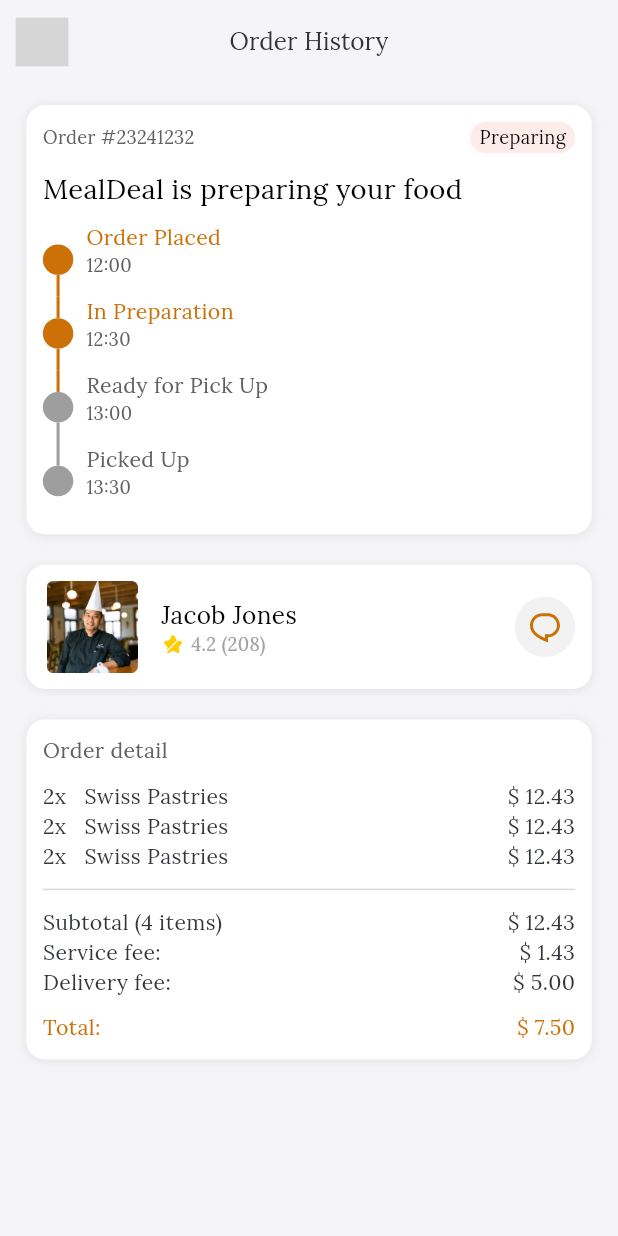
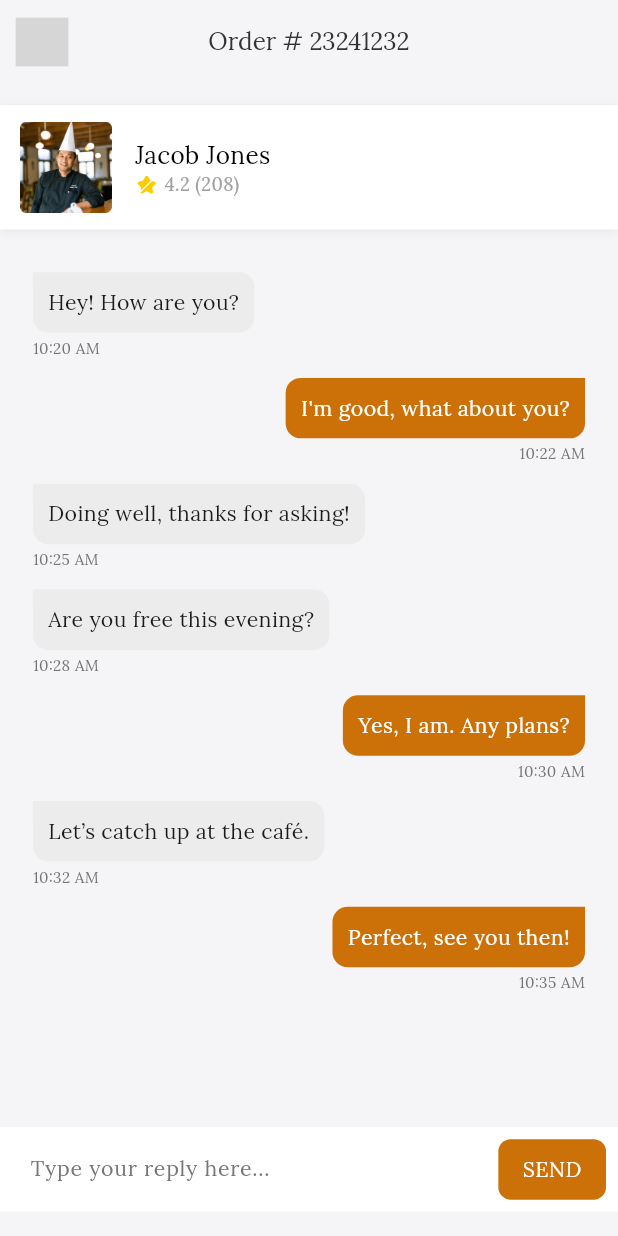
Before and after one commit to sparktechagency/meal_deal_app, a Flutter app: the OrderHistoryScreen screen opened by its route, after a tap on an icon or button, on a phone screen of 412 x 824 dp. Run offline on Flutter 3.47's test engine with Material 3 defaults, Android fonts, the phone set to English and light mode, and no system bars; our stand-ins replace cached_network_image, chat_bubbles, connectivity_plus, curved_labeled_navigation_bar, flutter_screenutil, flutter_spinkit and 18 more; missing offline and left inert: flutter_stripe, mime_type, rating_summary; accounts and stored records are empty; network calls fail; project files that could hold a hidden picture were left out; grey boxes are pictures that could not be loaded.

Commit message:
................

```diff
--- a/lib/feature/home/user/card/checkout_screen.dart
+++ b/lib/feature/home/user/card/checkout_screen.dart
@@ -2,6 +2,7 @@ import 'package:flutter/material.dart';
 import 'package:flutter_screenutil/flutter_screenutil.dart';
 import 'package:get/get.dart';
 import 'package:meal_deal_app/app/utils/app_colors.dart';
+import 'package:meal_deal_app/controllers/payment/payment_controller.dart';
 import 'package:meal_deal_app/routes/app_routes.dart';
 import '../../../../custom_assets/assets.gen.dart';
 import '../../../../widgets/widgets.dart';
@@ -87,7 +88,8 @@ class CheckoutScreen extends StatelessWidget {
               SizedBox(height: 16.h),
               CustomContainer(
                 onTap: (){
-                  Get.toNamed(AppRoutes.oderHistoryScreen);
+                  PaymentController().makePayment(price: '100');
+                 // Get.toNamed(AppRoutes.oderHistoryScreen);
                 },
                 paddingAll: 14.r,
                 color: AppColors.primaryColor,
--- a/lib/feature/home/user/card/oder_history_screen.dart
+++ b/lib/feature/home/user/card/oder_history_screen.dart
@@ -1,5 +1,7 @@
 import 'package:flutter/material.dart';
 import 'package:flutter_screenutil/flutter_screenutil.dart';
+import 'package:get/get.dart';
+import 'package:meal_deal_app/routes/app_routes.dart';
 import 'package:timelines_plus/timelines_plus.dart';
 import '../../../../app/utils/app_colors.dart';
 import '../../../../widgets/widgets.dart';
@@ -11,7 +13,9 @@ class OrderHistoryScreen extends StatelessWidget {
   @override
   Widget build(BuildContext context) {
     return CustomScaffold(
-      appBar: CustomAppBar(title: 'Order History'),
+      appBar: CustomAppBar(title: 'Order History',backAction: (){
+        Get.offAllNamed(AppRoutes.userBottomNavBar);
+      }),
       body: SingleChildScrollView(
         child: Column(
           children: [
@@ -68,7 +72,9 @@ class OrderHistoryScreen extends StatelessWidget {
             ),
 
             /// Cook section
-            CartSectionCookWidget(chatAction: () {}),
+            CartSectionCookWidget(chatAction: () {
+              Get.toNamed(AppRoutes.chatInboxScreen);
+            }),
 
             /// Order detail section
             CustomContainer(
--- /dev/null
+++ b/lib/feature/home/user/chat/chat_inbox_screen.dart
@@ -0,0 +1,94 @@
+import 'package:flutter/material.dart';
+import 'package:flutter_screenutil/flutter_screenutil.dart';
+import 'package:meal_deal_app/app/utils/app_colors.dart';
+import 'package:meal_deal_app/feature/home/widgets/cart_section_cook_widget.dart';
+import 'package:meal_deal_app/widgets/chat_card.dart';
+import 'package:meal_deal_app/widgets/widgets.dart';
+
+class ChatInboxScreen extends StatefulWidget {
+  const ChatInboxScreen({super.key});
+
+  @override
+  State<ChatInboxScreen> createState() => _ChatInboxScreenState();
+}
+
+class _ChatInboxScreenState extends State<ChatInboxScreen> {
+  final TextEditingController _messageController = TextEditingController();
+
+  /// Dummy Chat List
+  final List<Map<String, dynamic>> _dummyMessages = [
+    {"text": "Hey! How are you?", "time": "10:20 AM", "isMe": false},
+    {"text": "I'm good, what about you?", "time": "10:22 AM", "isMe": true},
+    {
+      "text": "Doing well, thanks for asking!",
+      "time": "10:25 AM",
+      "isMe": false,
+    },
+    {"text": "Are you free this evening?", "time": "10:28 AM", "isMe": false},
+    {"text": "Yes, I am. Any plans?", "time": "10:30 AM", "isMe": true},
+    {"text": "Let’s catch up at the café.", "time": "10:32 AM", "isMe": false},
+    {"text": "Perfect, see you then!", "time": "10:35 AM", "isMe": true},
+  ];
+
+  @override
+  Widget build(BuildContext context) {
+    return CustomScaffold(
+      paddingSide: 0,
+      appBar: CustomAppBar(title: 'Order # 23241232'),
+      body: Column(
+        children: [
+          CartSectionCookWidget(radiusAll: 0),
+          Expanded(
+            child: ListView.builder(
+              padding: EdgeInsets.symmetric(vertical: 12.h, horizontal: 8.w),
+              itemCount: _dummyMessages.length,
+              itemBuilder: (context, index) {
+                final message = _dummyMessages[index];
+                return ChatBubbleMessage(
+                  text: message["text"],
+                  time: message["time"],
+                  isMe: message["isMe"],
+                );
+              },
+            ),
+          ),
+          _buildMessageSender(),
+        ],
+      ),
+    );
+  }
+
+  Widget _buildMessageSender() {
+    return CustomTextField(
+      contentPaddingVertical: 16.h,
+      contentPaddingHorizontal: 16.h,
+      border: InputBorder.none,
+      filColor: Colors.white,
+      validator: (_) => null,
+      controller: _messageController,
+      hintextSize: 14.sp,
+      hintText: 'Type your reply here...',
+      suffixIcon: IconButton(
+        onPressed: () {
+          if (_messageController.text.isNotEmpty) {
+            setState(() {
+              _dummyMessages.add({
+                "text": _messageController.text,
+                "time": "Now",
+                "isMe": true,
+              });
+            });
+            _messageController.clear();
+          }
+        },
+        icon: CustomContainer(
+          radiusAll: 8.r,
+          paddingVertical: 10.r,
+          paddingHorizontal: 16.r,
+          color: AppColors.primaryColor,
+          child: CustomText(text: 'Send'.toUpperCase(), color: Colors.white),
+        ),
+      ),
+    );
+  }
+}
--- a/lib/feature/home/widgets/cart_section_cook_widget.dart
+++ b/lib/feature/home/widgets/cart_section_cook_widget.dart
@@ -8,10 +8,11 @@ import '../../../widgets/widgets.dart';
 
 class CartSectionCookWidget extends StatelessWidget {
   const CartSectionCookWidget({
-    super.key, this.chatAction,
+    super.key, this.chatAction, this.radiusAll,
   });
 
   final VoidCallback? chatAction;
+  final double? radiusAll;
 
   @override
   Widget build(BuildContext context) {
@@ -29,7 +30,7 @@ class CartSectionCookWidget extends StatelessWidget {
       verticalMargin: 10.h,
       paddingAll: 10.w,
       color: Colors.white,
-      radiusAll: 12.r,
+      radiusAll: radiusAll ?? 12.r,
       child: Row(
         crossAxisAlignment: CrossAxisAlignment.center,
         children: [
--- a/lib/routes/app_routes.dart
+++ b/lib/routes/app_routes.dart
@@ -3,6 +3,7 @@ import 'package:meal_deal_app/feature/home/user/card/all_card_screen.dart';
 import 'package:meal_deal_app/feature/home/user/card/card_screen.dart';
 import 'package:meal_deal_app/feature/home/user/card/checkout_screen.dart';
 import 'package:meal_deal_app/feature/home/user/card/oder_history_screen.dart';
+import 'package:meal_deal_app/feature/home/user/chat/chat_inbox_screen.dart';
 import 'package:meal_deal_app/feature/home/user/children/category_screen.dart';
 import 'package:meal_deal_app/feature/home/user/children/cook_details_screen.dart';
 import 'package:meal_deal_app/feature/home/user/children/cook_veiw_screen.dart';
@@ -84,6 +85,7 @@ abstract class AppRoutes {
   static const String checkoutScreen = '/checkoutScreen';
   static const String allCardScreen = '/allCardScreen';
   static const String oderHistoryScreen = '/oderHistoryScreen';
+  static const String chatInboxScreen = '/chatInboxScreen';
 
 
 
@@ -117,6 +119,7 @@ abstract class AppRoutes {
     checkoutScreen : (context) => CheckoutScreen(),
     allCardScreen : (context) => AllCardScreen(),
     oderHistoryScreen : (context) => OrderHistoryScreen(),
+    chatInboxScreen : (context) => ChatInboxScreen(),
 
   };
 }
--- a/lib/widgets/chat_card.dart
+++ b/lib/widgets/chat_card.dart
@@ -36,15 +36,15 @@ class ChatBubbleMessage extends StatelessWidget {
             mainAxisAlignment:
             isMe ? MainAxisAlignment.end : MainAxisAlignment.start,
             children: [
-              if(!isMe)
-                CustomImageAvatar(
-                  right: 8.w,
-                  radius: 15.r,
-                ),
+              // if(!isMe)
+              //   CustomImageAvatar(
+              //     right: 8.w,
+              //     radius: 15.r,
+              //   ),
               Flexible(
                 child: CustomContainer(
                   paddingAll: 10.r,
-                  color: isMe ? const Color(0xff666978) : const Color(0xffE8E9EB),
+                  color: isMe ? const Color(0xffCC7108) : const Color(0xffECECEC),
                   bottomRight: 10.r,
                   bottomLeft: 10.r,
                   topLeftRadius: isMe ? 10.r : 0,
@@ -64,8 +64,8 @@ class ChatBubbleMessage extends StatelessWidget {
                 fontSize: 10.sp,
                 fontWeight: FontWeight.w400,
                 text: time,
-                left: isMe ? 0 : 44.w,
-                right: isMe ? 10.w : 0,
+               // left: isMe ? 0 : 44.w,
+               // right: isMe ? 10.w : 0,
                 color: AppColors.appGreyColor,
               ),
              // SizedBox(width: 4.w),
@@ -81,10 +81,10 @@ class ChatBubbleMessage extends StatelessWidget {
     if (text?.isNotEmpty == true) {
       return CustomText(
         maxline: 10,
-        fontSize: 12.sp,
+        fontSize: 14.sp,
         textAlign: TextAlign.left,
         fontWeight: FontWeight.w400,
-        color: isMe ? Colors.white : Colors.grey.shade800,
+        color: isMe ? Colors.white : Color(0xff1B1B1B),
         text: text!,
       );
     } else if (images != null && images!.isNotEmpty) {
```
Also changed, not shown: lib/controllers/payment/payment_controller.dart (+33 -29 lines), 7 other files.
